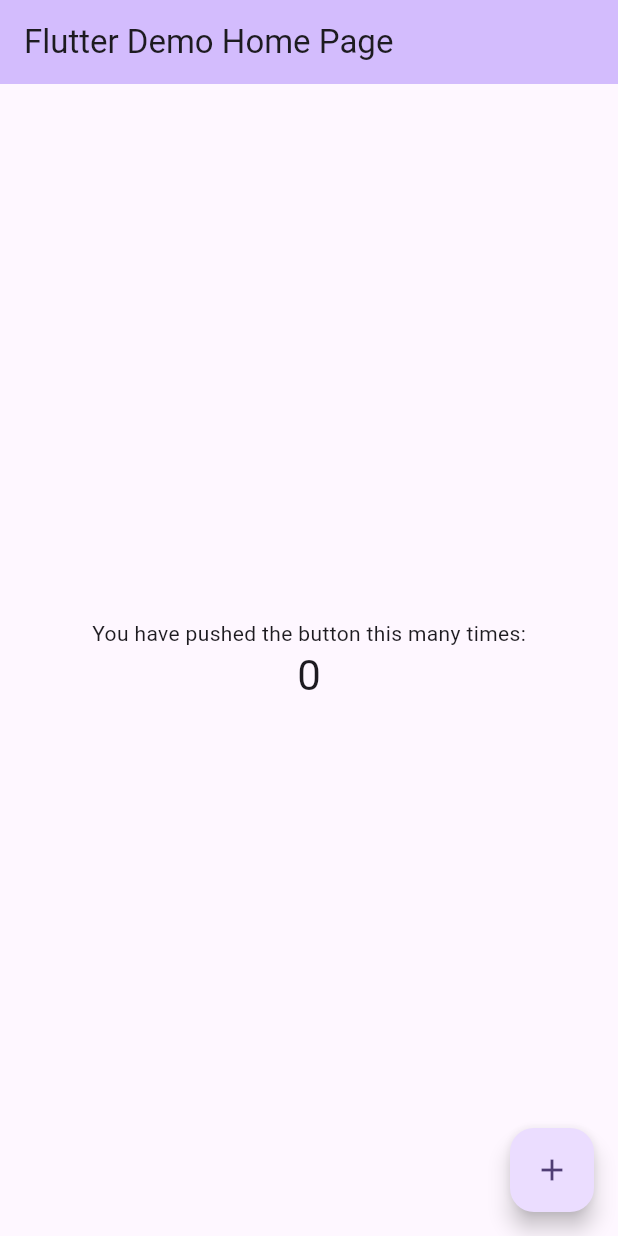
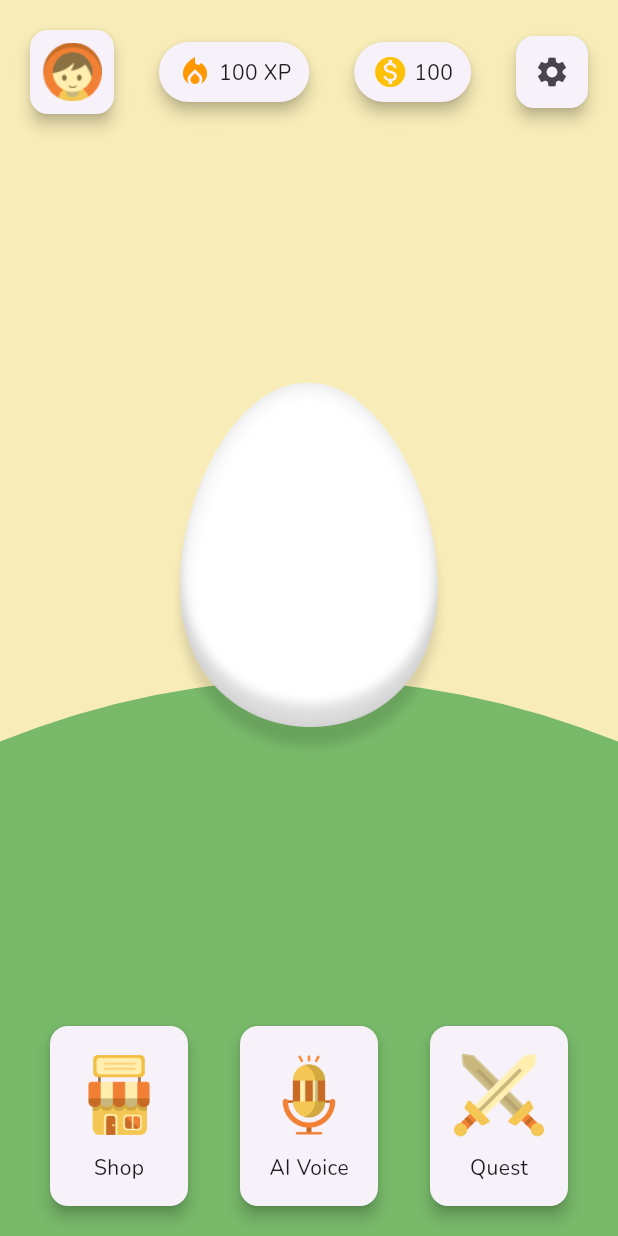
Before and after one commit to Raya46/ronald_duck, a Flutter app: the screen it shows after launch, on a phone screen of 412 x 824 dp. Run offline on Flutter 3.47's test engine with Material 3 defaults, Android fonts, the phone set to English and light mode, and no system bars; our stand-ins replace google_fonts.

Commit message:
adding ui home_screen & ui quest_screen

```diff
--- a/lib/main.dart
+++ b/lib/main.dart
@@ -1,4 +1,6 @@
 import 'package:flutter/material.dart';
+import 'package:ronald_duck/screens/home_screen.dart';
+import 'package:google_fonts/google_fonts.dart';
 
 void main() {
   runApp(const MyApp());
@@ -9,59 +11,6 @@ class MyApp extends StatelessWidget {
 
   @override
   Widget build(BuildContext context) {
-    return MaterialApp(
-      title: 'Flutter Demo',
-      theme: ThemeData(
-        colorScheme: ColorScheme.fromSeed(seedColor: Colors.deepPurple),
-      ),
-      home: const MyHomePage(title: 'Flutter Demo Home Page'),
-    );
+    return MaterialApp(title: 'Flutter Demo', home: HomeScreen());
   }
 }
-
-class MyHomePage extends StatefulWidget {
-  const MyHomePage({super.key, required this.title});
-
-  final String title;
-
-  @override
-  State<MyHomePage> createState() => _MyHomePageState();
-}
-
-class _MyHomePageState extends State<MyHomePage> {
-  int _counter = 0;
-
-  void _incrementCounter() {
-    setState(() {
-      _counter++;
-    });
-  }
-
-  @override
-  Widget build(BuildContext context) {
-    return Scaffold(
-      appBar: AppBar(
-        backgroundColor: Theme.of(context).colorScheme.inversePrimary,
-
-        title: Text(widget.title),
-      ),
-      body: Center(
-        child: Column(
-          mainAxisAlignment: MainAxisAlignment.center,
-          children: <Widget>[
-            const Text('You have pushed the button this many times:'),
-            Text(
-              '$_counter',
-              style: Theme.of(context).textTheme.headlineMedium,
-            ),
-          ],
-        ),
-      ),
-      floatingActionButton: FloatingActionButton(
-        onPressed: _incrementCounter,
-        tooltip: 'Increment',
-        child: const Icon(Icons.add),
-      ),
-    );
-  }
-}
--- a/lib/screens/home_screen.dart
+++ b/lib/screens/home_screen.dart
@@ -0,0 +1,206 @@
+import 'package:flutter/material.dart';
+import 'package:google_fonts/google_fonts.dart';
+import 'package:ronald_duck/screens/quest_screen.dart';
+
+class HomeScreen extends StatefulWidget {
+  const HomeScreen({super.key});
+
+  @override
+  State<HomeScreen> createState() => _HomeScreenState();
+}
+
+class _HomeScreenState extends State<HomeScreen> {
+  bool _isEgg = true;
+
+  void _toggleImage() {
+    setState(() {
+      _isEgg = !_isEgg;
+    });
+  }
+
+  @override
+  Widget build(BuildContext context) {
+    return Scaffold(
+      body: Stack(
+        children: [
+          Container(
+            height: MediaQuery.of(context).size.height * 0.6,
+            color: const Color(0xFFF8ECB8),
+          ),
+
+          Align(
+            alignment: Alignment.bottomCenter,
+            child: ClipPath(
+              clipper: ArcClipper(),
+              child: Container(
+                height: MediaQuery.of(context).size.height * 0.5,
+                color: const Color(0xFF78B96A),
+              ),
+            ),
+          ),
+          SafeArea(
+            child: Padding(
+              padding: const EdgeInsets.all(16.0),
+              child: Column(
+                children: [
+                  Row(
+                    mainAxisAlignment: MainAxisAlignment.spaceBetween,
+                    crossAxisAlignment: CrossAxisAlignment.center,
+                    children: [
+                      Card(
+                        elevation: 4,
+                        shape: RoundedRectangleBorder(
+                          borderRadius: BorderRadius.circular(12),
+                        ),
+                        child: Padding(
+                          padding: const EdgeInsets.all(8.0),
+                          child: Image.asset(
+                            'assets/images/avatar.png',
+                            width: 40,
+                            height: 40,
+                          ),
+                        ),
+                      ),
+                      const SizedBox(width: 4),
+
+                      Card(
+                        elevation: 4,
+                        shape: RoundedRectangleBorder(
+                          borderRadius: BorderRadius.circular(20),
+                        ),
+                        child: Padding(
+                          padding: const EdgeInsets.symmetric(
+                            horizontal: 12,
+                            vertical: 8,
+                          ),
+                          child: Row(
+                            children: [
+                              const Icon(
+                                Icons.local_fire_department,
+                                color: Colors.orange,
+                              ),
+                              const SizedBox(width: 4),
+                              Text('100 XP', style: GoogleFonts.nunito()),
+                            ],
+                          ),
+                        ),
+                      ),
+                      const SizedBox(width: 4),
+
+                      Card(
+                        elevation: 4,
+                        shape: RoundedRectangleBorder(
+                          borderRadius: BorderRadius.circular(20),
+                        ),
+                        child: Padding(
+                          padding: const EdgeInsets.symmetric(
+                            horizontal: 12,
+                            vertical: 8,
+                          ),
+                          child: Row(
+                            children: [
+                              const Icon(
+                                Icons.monetization_on,
+                                color: Colors.amber,
+                              ),
+                              const SizedBox(width: 4),
+                              Text('100', style: GoogleFonts.nunito()),
+                            ],
+                          ),
+                        ),
+                      ),
+                      const SizedBox(width: 4),
+
+                      Card(
+                        elevation: 4,
+                        shape: RoundedRectangleBorder(
+                          borderRadius: BorderRadius.circular(12),
+                        ),
+                        child: IconButton(
+                          icon: const Icon(Icons.settings),
+                          onPressed: () {},
+                        ),
+                      ),
+                    ],
+                  ),
+                  Expanded(
+                    child: Center(
+                      child: GestureDetector(
+                        onTap: _toggleImage,
+                        child: Image.asset(
+                          _isEgg
+                              ? 'assets/images/ronald-egg.png'
+                              : 'assets/images/ronald-child.png',
+                          width: 250,
+                          height: 250,
+                        ),
+                      ),
+                    ),
+                  ),
+
+                  Row(
+                    mainAxisAlignment: MainAxisAlignment.spaceAround,
+                    children: [
+                      _buildBottomCard('assets/images/shop.png', 'Shop'),
+                      _buildBottomCard('assets/images/voice.png', 'AI Voice'),
+                      _buildBottomCard('assets/images/quest.png', 'Quest', () {
+                        Navigator.push(
+                          context,
+                          MaterialPageRoute(
+                            builder: (context) => const QuestScreen(),
+                          ),
+                        );
+                      }),
+                    ],
+                  ),
+                ],
+              ),
+            ),
+          ),
+        ],
+      ),
+    );
+  }
+
+  Widget _buildBottomCard(
+    String imagePath,
+    String text, [
+    VoidCallback? onTap,
+  ]) {
+    return GestureDetector(
+      onTap: onTap,
+      child: Card(
+        elevation: 4,
+        shape: RoundedRectangleBorder(borderRadius: BorderRadius.circular(12)),
+        child: Padding(
+          padding: const EdgeInsets.all(16.0),
+          child: Column(
+            children: [
+              Image.asset(imagePath, width: 60, height: 60),
+              const SizedBox(height: 8),
+              Text(text, style: GoogleFonts.nunito()),
+            ],
+          ),
+        ),
+      ),
+    );
+  }
+}
+
+class ArcClipper extends CustomClipper<Path> {
+  @override
+  Path getClip(Size size) {
+    var path = Path();
+    path.lineTo(0, size.height * 0.2);
+    path.quadraticBezierTo(size.width / 2, 0, size.width, size.height * 0.2);
+    path.lineTo(size.width, size.height);
+    path.lineTo(0, size.height);
+    path.close();
+    return path;
+  }
+
+  @override
+  bool shouldReclip(covariant CustomClipper<Path> oldClipper) {
+    return false;
+  }
+}
```
Also changed, not shown: lib/screens/quest_screen.dart (+382 -0 lines), assets/images/ronald-quest.png (added).
